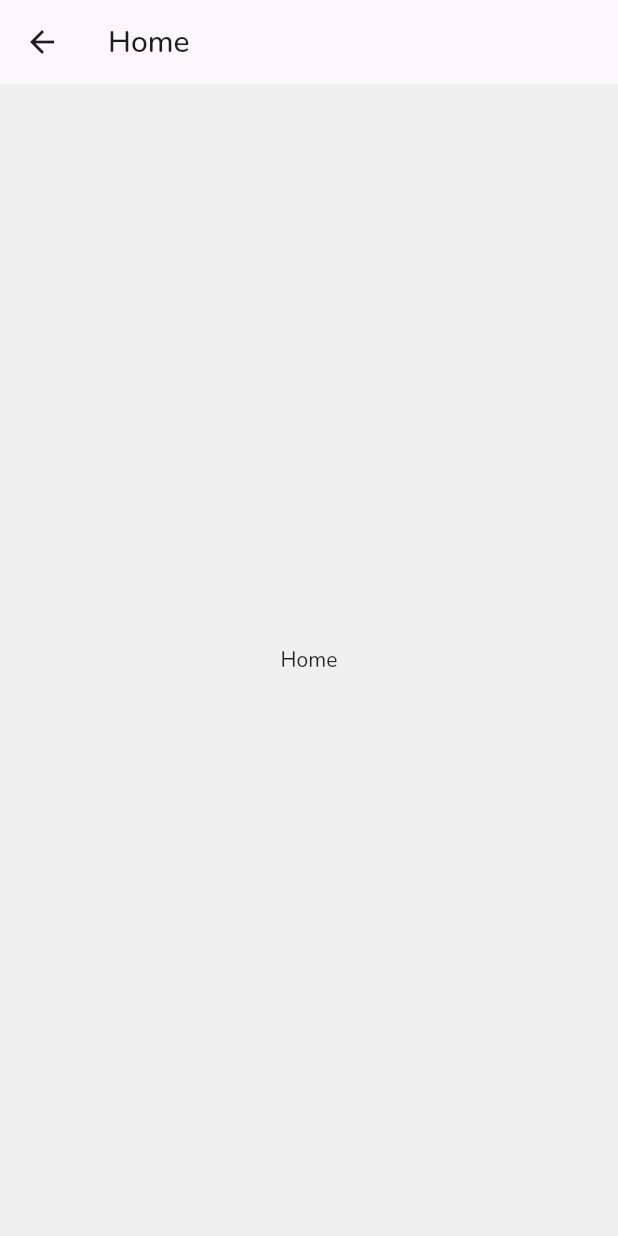
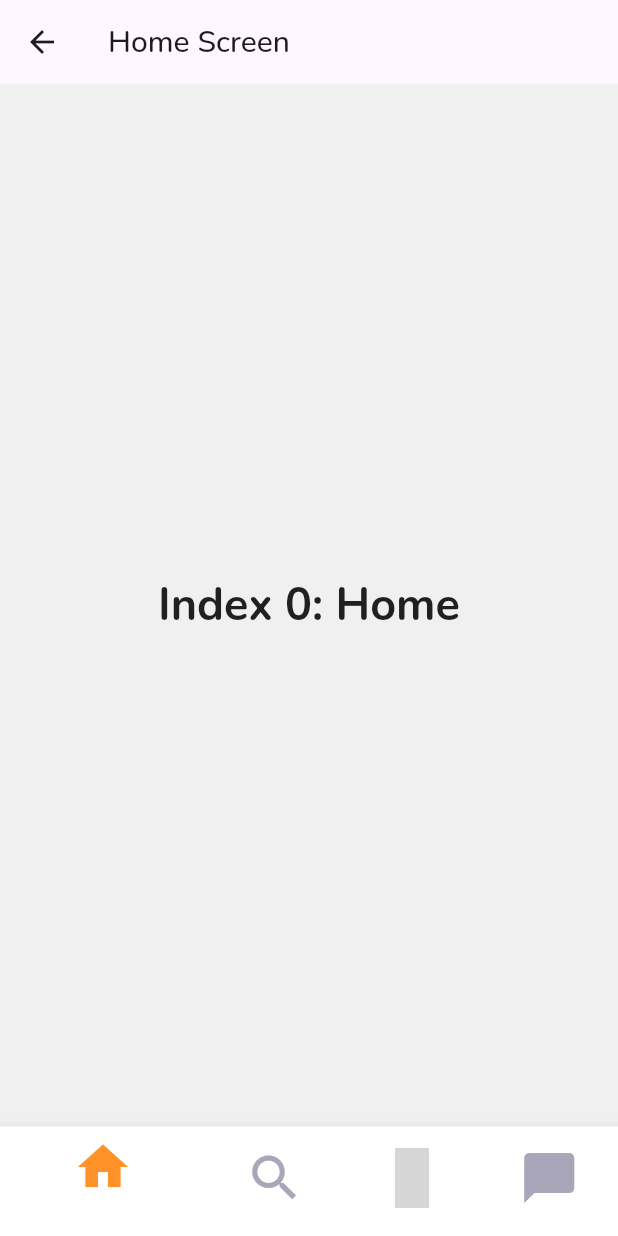
Before and after one commit to Gabrielscarpati/zeder_worker, a Flutter app: the HomeScreen screen opened directly, on a phone screen of 412 x 824 dp. Run offline on Flutter 3.47's test engine with Material 2 defaults, Android fonts, the phone set to English and light mode, and no system bars; our stand-ins replace audioplayers, carousel_slider, flutter_rating_bar, google_fonts, material_design_icons_flutter, video_player; missing offline and left inert: solid_bottom_sheet; grey boxes are pictures that could not be loaded.

Commit message:
criando navegador para a home screen

```diff
--- a/lib/main.dart
+++ b/lib/main.dart
@@ -1,5 +1,6 @@
 import 'package:flutter/material.dart';
 import 'package:zeder/design_system/design_system.dart';
+import 'package:zeder/ui/features/home/home_screen.dart';
 import 'package:zeder/ui/templates/barra_botoes_media_screen.dart';
 import 'package:zeder/ui/templates/botoes_screen.dart';
 import 'package:zeder/ui/templates/diferenciais_card_screen.dart';
@@ -57,6 +58,15 @@ class _MyHomePageState extends State<MyHomePage> {
       body: Center(
         child: ListView(
           children: <Widget>[
+            ListTile(
+              title: const Text("Home Screen"),
+              trailing: const Icon(Icons.arrow_forward_ios),
+              onTap: () => Navigator.push(
+                context,
+                MaterialPageRoute(builder: (context) => const HomeScreen()),
+              ),
+            ),
+
             ListTile(
               title: const Text("Botoes"),
               trailing: const Icon(Icons.arrow_forward_ios),
--- a/lib/ui/features/home/home_screen.dart
+++ b/lib/ui/features/home/home_screen.dart
@@ -1,16 +1,90 @@
 import 'package:flutter/material.dart';
+import 'package:material_design_icons_flutter/material_design_icons_flutter.dart';
 
-class HomeScreen extends StatelessWidget {
+import '../../../design_system/parameters/colors.dart';
+
+
+class HomeScreen extends StatefulWidget {
   const HomeScreen({super.key});
+
+  @override
+  State<HomeScreen> createState() => _HomeScreenState();
+}
+
+class _HomeScreenState extends State<HomeScreen> {
+  int _selectedIndex = 0;
+  static const TextStyle optionStyle =
+      TextStyle(fontSize: 30, fontWeight: FontWeight.bold);
+  static const List<Widget> _widgetOptions = <Widget>[
+    Text(
+      'Index 0: Home',
+      style: optionStyle,
+    ),
+    Text(
+      'Index 1: Business',
+      style: optionStyle,
+    ),
+    Text(
+      'Index 2: School',
+      style: optionStyle,
+    ),
+    Text(
+      'Index 3: Settings',
+      style: optionStyle,
+    ),
+  ];
+
+  void _onItemTapped(int index) {
+    setState(() {
+      _selectedIndex = index;
+    });
+  }
 
   @override
   Widget build(BuildContext context) {
     return Scaffold(
       appBar: AppBar(
-        title: const Text('Home'),
+        title: const Text('Home Screen'),
       ),
-      body: const Center(
-        child: Text('Home'),
+      body: Center(
+        child: _widgetOptions.elementAt(_selectedIndex),
+      ),
+      bottomNavigationBar: BottomNavigationBar(
+        items:  <BottomNavigationBarItem>[
+
+          BottomNavigationBarItem(
+            icon: Icon(Icons.home,
+              size: 40,
+              color: _selectedIndex==0? DSColors.primary: DSColors.tertiary ,),
+            label: '',
+            backgroundColor: DSColors.cardColor,
+          ),
+          BottomNavigationBarItem(
+            icon: Icon(Icons.search,
+                size: 40,
+                color:  _selectedIndex==1? DSColors.primary: DSColors.tertiary),
+            label: '',
+            backgroundColor: DSColors.cardColor,
+          ),
+          BottomNavigationBarItem(
+            icon: Icon(MdiIcons.bookMarkerOutline,
+                size: 40,
+                color: _selectedIndex==2? DSColors.primary: DSColors.tertiary),
+            label: '',
+            backgroundColor: DSColors.cardColor,
+          ),
+          BottomNavigationBarItem(
+            icon: Icon(Icons.chat_bubble,
+                size: 40,
+                color:  _selectedIndex==3? DSColors.primary: DSColors.tertiary),
+            label: '',
+            backgroundColor: DSColors.cardColor,
+          ),
+
+        ],
+        currentIndex: _selectedIndex,
+        selectedItemColor: DSColors.primary,
+        onTap: _onItemTapped,
       ),
     );
   }
```
